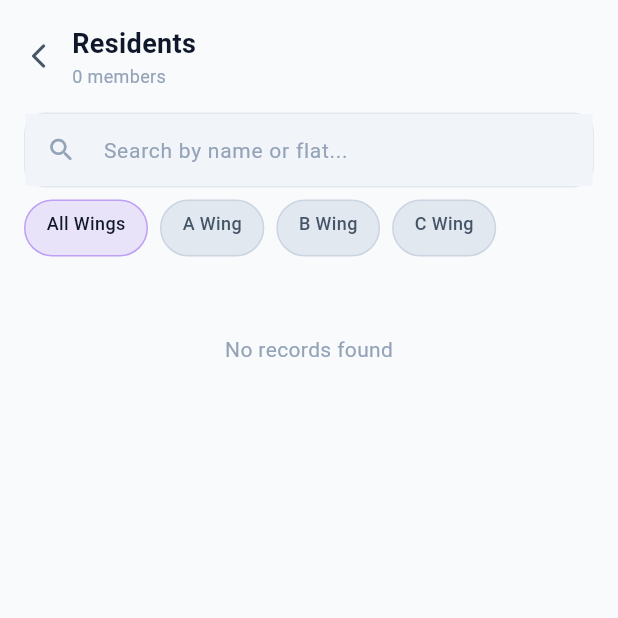
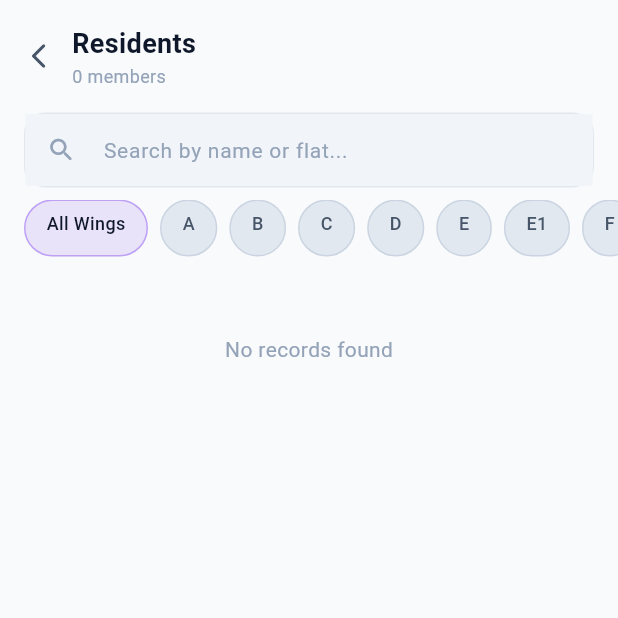
Before and after one commit to ganeshmpatil/sainath-society, a Flutter app: the _RV screen opened directly, on a phone screen of 412 x 824 dp, the top half of it. Run offline on Flutter 3.47's test engine with Material 3 defaults, Android fonts, the phone set to English and light mode, and no system bars; our stand-ins replace dio, equatable, flutter_bloc, go_router, shared_preferences, shimmer; accounts and stored records are empty; network calls fail.

Commit message:
Add all 7 wings (A-F, E1) to residents directory filter
Co-Authored-By: Claude Opus 4.6 <noreply@anthropic.com>

```diff
--- a/mobile/lib/features/residents/residents_screen.dart
+++ b/mobile/lib/features/residents/residents_screen.dart
@@ -49,13 +49,16 @@ class _RVS extends State<_RV> {
             border: InputBorder.none, enabledBorder: InputBorder.none, focusedBorder: InputBorder.none)),
         )),
         SliverToBoxAdapter(child: Padding(padding: const EdgeInsets.only(bottom: 12), child: FilterChipsRow(
-          labels: [l.t('residents.allWings'), 'A Wing', 'B Wing', 'C Wing'], selectedIndex: _fi,
+          labels: [l.t('residents.allWings'), 'A', 'B', 'C', 'D', 'E', 'E1', 'F'], selectedIndex: _fi,
           onSelected: (i) => setState(() => _fi = i)))),
         BlocBuilder<ListCubit, ListData>(builder: (context, state) {
           if (state.loading) return const SliverToBoxAdapter(child: ShimmerLoading());
           var items = state.items;
-          if (_fi > 0) { final w = ['', 'A', 'B', 'C'];
-            items = items.where((r) => ((r['flat']?['flatNumber'] ?? '') as String).startsWith(w[_fi])).toList(); }
+          if (_fi > 0) { final w = ['', 'A', 'B', 'C', 'D', 'E', 'E1', 'F'];
+            items = items.where((r) {
+              final wing = r['flat']?['wing']?['name'] ?? '';
+              return wing == w[_fi];
+            }).toList(); }
           if (items.isEmpty) return SliverToBoxAdapter(child: Padding(padding: const EdgeInsets.all(40),
               child: Center(child: Text(l.t('common.noRecords'), style: const TextStyle(color: AppColors.textTertiary)))));
           return SliverList(delegate: SliverChildBuilderDelegate((ctx, i) => _RC(r: items[i]), childCount: items.length));
```
